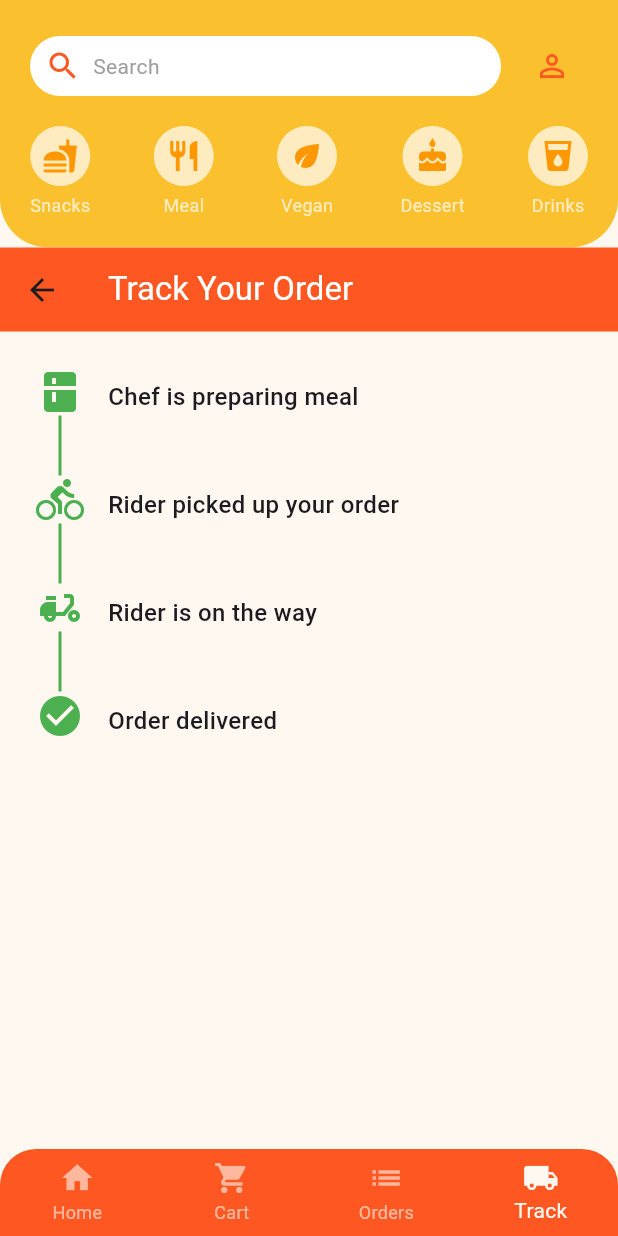
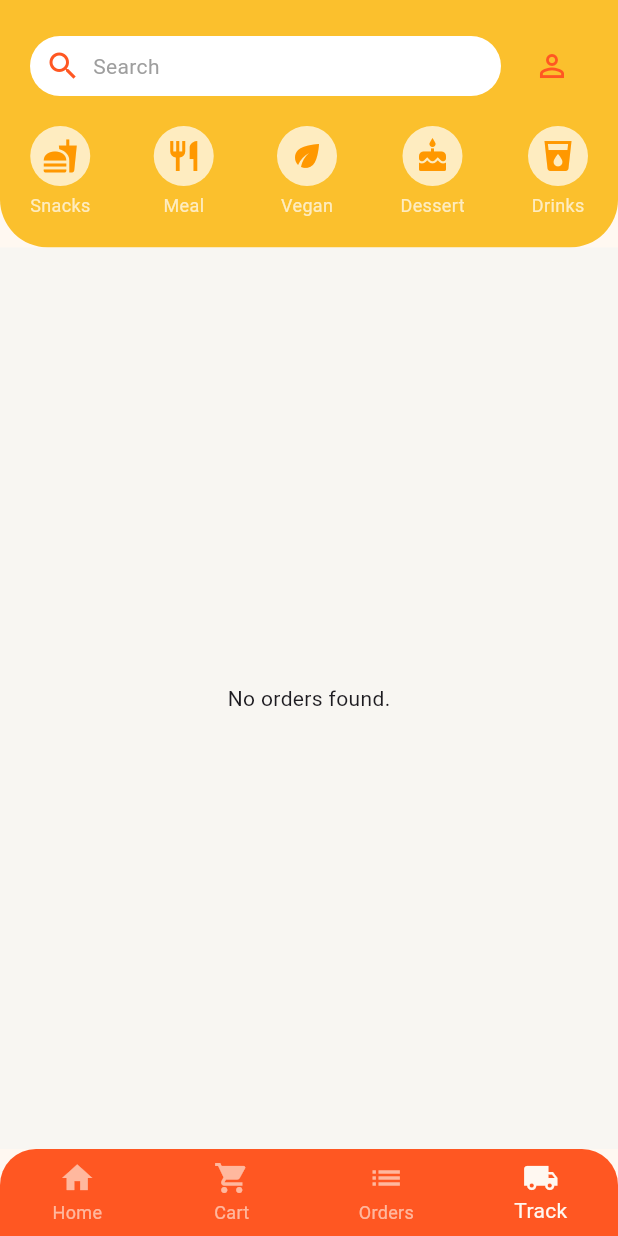
Before and after one commit to deadpoeths/foodies, a Flutter app: the CustomerHomeScreen screen opened directly with empty values, item 4 of the bottom bar chosen, on a phone screen of 412 x 824 dp. Run offline on Flutter 3.47's test engine with Material 3 defaults, Android fonts, the phone set to English and light mode, and no system bars; our stand-ins replace image_picker, lottie, sqflite; accounts and stored records are empty; Roboto replaces fonts that are missing (Helvetica).

Commit message:
project nearly done

```diff
--- a/lib/models/order.dart
+++ b/lib/models/order.dart
@@ -3,7 +3,7 @@ class Order {
   final int customerId;
   final int dishId;
   final int quantity;
-  final String status;
+  late final String status;
 
   Order({
     this.id,
--- a/lib/screens/customer/customer_home_screen.dart
+++ b/lib/screens/customer/customer_home_screen.dart
@@ -47,7 +47,7 @@ class _CustomerHomeScreenState extends State<CustomerHomeScreen> {
       HomeContent(userId: widget.userId, selectedCategory: _selectedCategory),
       CartPage(customerId: widget.userId),
       CustomerOrderListPage(),
-      TrackPage(),
+      TrackOrderPage(customerId: widget.userId),
     ];
   }
 
--- a/lib/screens/customer/track.dart
+++ b/lib/screens/customer/track.dart
@@ -1,69 +1,111 @@
 import 'package:flutter/material.dart';
+import '../../db/database_helper.dart';
+import '../../models/order.dart';
+import '../../models/user.dart';
 
-class TrackPage extends StatelessWidget {
-  const TrackPage({super.key});
+class TrackOrderPage extends StatefulWidget {
+  final int customerId;
 
-  final List<Map<String, dynamic>> _steps = const [
-    {
-      'label': 'Chef is preparing meal',
-      'icon': Icons.kitchen,
-    },
-    {
-      'label': 'Rider picked up your order',
-      'icon': Icons.directions_bike,
-    },
-    {
-      'label': 'Rider is on the way',
-      'icon': Icons.delivery_dining,
-    },
-    {
-      'label': 'Order delivered',
-      'icon': Icons.check_circle,
-    },
-  ];
+  TrackOrderPage({required this.customerId});
+
+  @override
+  _TrackOrderPageState createState() => _TrackOrderPageState();
+}
+
+class _TrackOrderPageState extends State<TrackOrderPage> {
+  List<Order> _orders = [];
+
+  @override
+  void initState() {
+    super.initState();
+    _loadAndTrackOrders();
+  }
+
+  Future<void> _loadAndTrackOrders() async {
+    final db = DatabaseHelper.instance;
+    final allOrders = await db.getAllOrders();
+    final filtered = allOrders.where((o) => o.customerId == widget.customerId).toList();
+
+    setState(() => _orders = filtered);
+
+    for (Order order in filtered) {
+      if (order.status == 'accepted') {
+        _startTracking(order);
+      }
+    }
+  }
+
+  void _startTracking(Order order) async {
+    final db = DatabaseHelper.instance;
+
+    Future<void> updateStatus(String newStatus, int delayInSeconds) async {
+      await Future.delayed(Duration(seconds: delayInSeconds));
+      await db.updateOrderStatus(order.id!, newStatus);
+
+      setState(() {
+        final index = _orders.indexWhere((o) => o.id == order.id);
+        if (index != -1) {
+          _orders[index].status = newStatus;
+        }
+      });
+    }
+
+    await updateStatus('picked_up', 30);
+    await updateStatus('on_the_way', 30);
+    await updateStatus('delivered', 30);
+  }
+
+  Icon _getStatusIcon(String status) {
+    switch (status) {
+      case 'accepted':
+        return Icon(Icons.restaurant, color: Colors.orange, size: 32);
+      case 'picked_up':
+        return Icon(Icons.delivery_dining, color: Colors.blue, size: 32);
+      case 'on_the_way':
+        return Icon(Icons.directions_bike, color: Colors.green, size: 32);
+      case 'delivered':
+        return Icon(Icons.check_circle, color: Colors.teal, size: 32);
+      default:
+        return Icon(Icons.pending, color: Colors.grey, size: 32);
+    }
+  }
+
+  String _getStatusText(String status) {
+    switch (status) {
+      case 'accepted':
+        return 'Chef is preparing meal';
+      case 'picked_up':
+        return 'Rider picked up your order';
+      case 'on_the_way':
+        return 'Rider is on the way';
+      case 'delivered':
+        return 'Order delivered';
+      default:
+        return 'Pending...';
+    }
+  }
 
   @override
   Widget build(BuildContext context) {
     return Scaffold(
-      backgroundColor: const Color(0xFFFFF8F1),
-      appBar: AppBar(
-        backgroundColor: Colors.deepOrange,
-        title: const Text('Track Your Order', style: TextStyle(color: Colors.white)),
-      ),
-      body: Padding(
-        padding: const EdgeInsets.all(24),
-        child: Column(
-          children: _steps.asMap().entries.map((entry) {
-            final index = entry.key;
-            final step = entry.value;
-            return Row(
-              crossAxisAlignment: CrossAxisAlignment.start,
-              children: [
-                Column(
-                  children: [
-                    Icon(step['icon'], color: Colors.green, size: 32),
-                    if (index < _steps.length - 1)
-                      Container(
-                        height: 40,
-                        width: 2,
-                        color: Colors.green,
-                      ),
-                  ],
-                ),
-                const SizedBox(width: 16),
-                Expanded(
-                  child: Padding(
-                    padding: const EdgeInsets.symmetric(vertical: 8),
-                    child: Text(
-                      step['label'],
-                      style: const TextStyle(fontSize: 16, fontWeight: FontWeight.w500),
-                    ),
-                  ),
-                ),
-              ],
-            );
-          }).toList(),
-        ),
+      body: _orders.isEmpty
+          ? Center(child: Text('No orders found.'))
+          : ListView.builder(
+        itemCount: _orders.length,
+        itemBuilder: (context, index) {
+          final order = _orders[index];
+          return Card(
+            margin: EdgeInsets.symmetric(horizontal: 16, vertical: 8),
+            shape: RoundedRectangleBorder(
+              borderRadius: BorderRadius.circular(16),
+            ),
+            child: ListTile(
+              leading: _getStatusIcon(order.status),
+              title: Text('Order #${order.id}'),
+              subtitle: Text(_getStatusText(order.status)),
+            ),
+          );
+        },
       ),
     );
   }
```
Also changed, not shown: lib/screens/chef/chef_home_screen.dart (+6 -9 lines).
